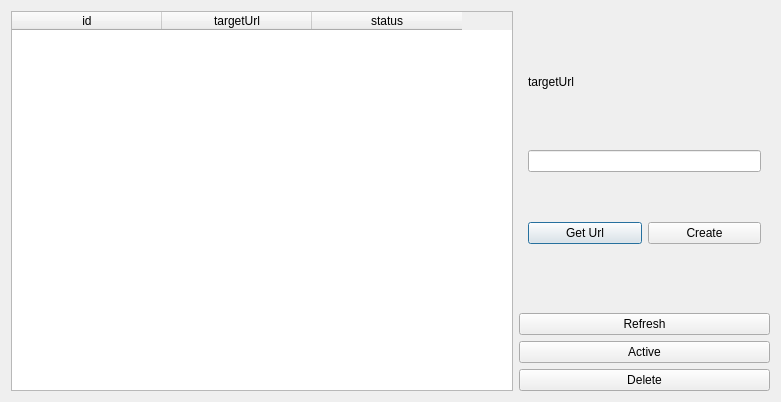
This is src/View/botwebhooksdialog.ui in b-lone/Bot_Jabber_Teams as Qt 5 draws it before an edit. The edited form follows.
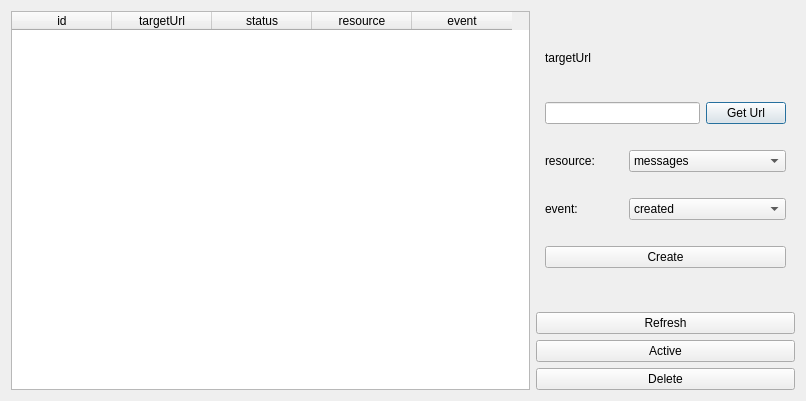
This is the edited form.

Diff of the .ui file:
```diff
--- a/src/View/botwebhooksdialog.ui
+++ b/src/View/botwebhooksdialog.ui
@@ -6,8 +6,8 @@
    <rect>
     <x>0</x>
     <y>0</y>
-    <width>781</width>
-    <height>402</height>
+    <width>806</width>
+    <height>401</height>
    </rect>
   </property>
   <property name="windowTitle">
@@ -26,7 +26,7 @@
       <enum>QAbstractItemView::SelectRows</enum>
      </property>
      <attribute name="horizontalHeaderDefaultSectionSize">
-      <number>150</number>
+      <number>100</number>
      </attribute>
      <attribute name="verticalHeaderVisible">
       <bool>false</bool>
@@ -46,6 +46,16 @@
        <string>status</string>
       </property>
      </column>
+     <column>
+      <property name="text">
+       <string>resource</string>
+      </property>
+     </column>
+     <column>
+      <property name="text">
+       <string>event</string>
+      </property>
+     </column>
     </widget>
    </item>
    <item>
@@ -55,7 +65,7 @@
        <property name="contextMenuPolicy">
         <enum>Qt::DefaultContextMenu</enum>
        </property>
-       <layout class="QVBoxLayout" name="verticalLayout_3" stretch="0,0,1">
+       <layout class="QVBoxLayout" name="verticalLayout_3" stretch="0,0,0,0,1">
         <item>
          <widget class="QLabel" name="label">
           <property name="maximumSize">
@@ -70,7 +80,78 @@
          </widget>
         </item>
         <item>
-         <widget class="QLineEdit" name="leUrl"/>
+         <layout class="QHBoxLayout" name="horizontalLayout_3">
+          <item>
+           <widget class="QLineEdit" name="leUrl"/>
+          </item>
+          <item>
+           <widget class="QPushButton" name="btnGetUrl">
+            <property name="text">
+             <string>Get Url</string>
+            </property>
+           </widget>
+          </item>
+         </layout>
+        </item>
+        <item>
+         <layout class="QHBoxLayout" name="horizontalLayout_4" stretch="1,2">
+          <item>
+           <widget class="QLabel" name="label_2">
+            <property name="text">
+             <string>resource:</string>
+            </property>
+           </widget>
+          </item>
+          <item>
+           <widget class="QComboBox" name="cbResource">
+            <item>
+             <property name="text">
+              <string>messages</string>
+             </property>
+            </item>
+            <item>
+             <property name="text">
+              <string>memberships</string>
+             </property>
+            </item>
+            <item>
+             <property name="text">
+              <string>rooms</string>
+             </property>
+            </item>
+           </widget>
+          </item>
+         </layout>
+        </item>
+        <item>
+         <layout class="QHBoxLayout" name="horizontalLayout_5" stretch="1,2">
+          <item>
+           <widget class="QLabel" name="label_3">
+            <property name="text">
+             <string>event:</string>
+            </property>
+           </widget>
+          </item>
+          <item>
+           <widget class="QComboBox" name="cbEvent">
+            <item>
+             <property name="text">
+              <string>created</string>
+             </property>
+            </item>
+            <item>
+             <property name="text">
+              <string>updated</string>
+             </property>
+            </item>
+            <item>
+             <property name="text">
+              <string>deleted</string>
+             </property>
+            </item>
+           </widget>
+          </item>
+         </layout>
         </item>
         <item>
          <layout class="QHBoxLayout" name="horizontalLayout_2">
@@ -80,13 +161,6 @@
           <property name="bottomMargin">
            <number>8</number>
           </property>
-          <item>
-           <widget class="QPushButton" name="btnGetUrl">
-            <property name="text">
-             <string>Get Url</string>
-            </property>
-           </widget>
-          </item>
           <item>
            <widget class="QPushButton" name="btnCreate">
             <property name="text">
```
